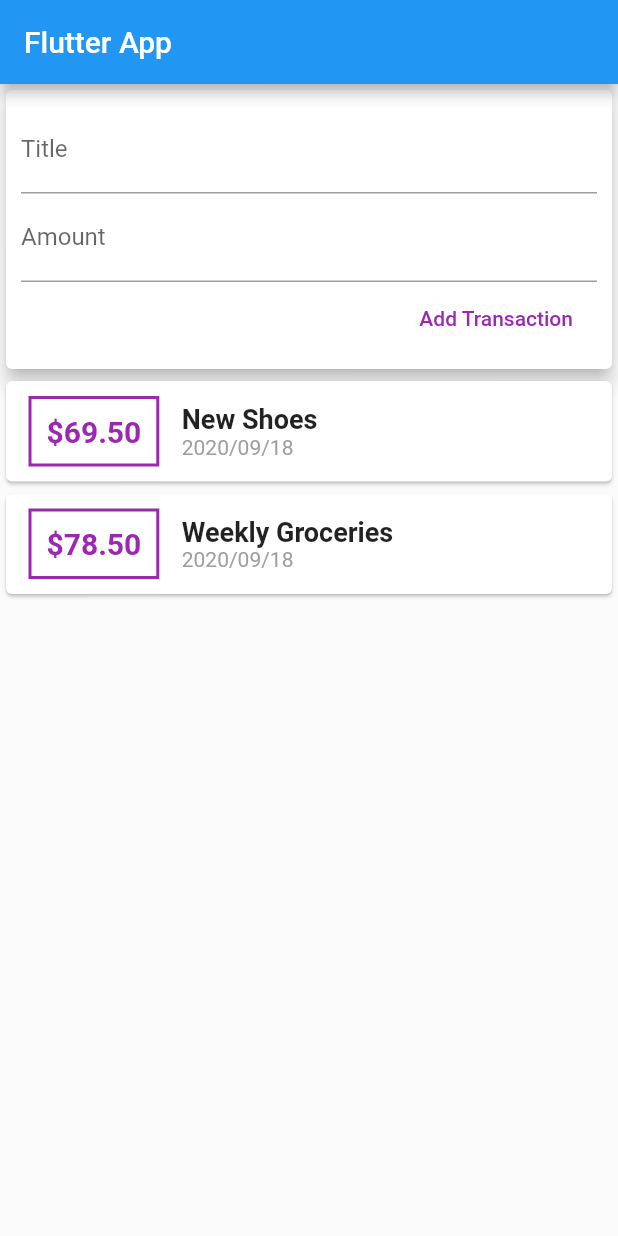
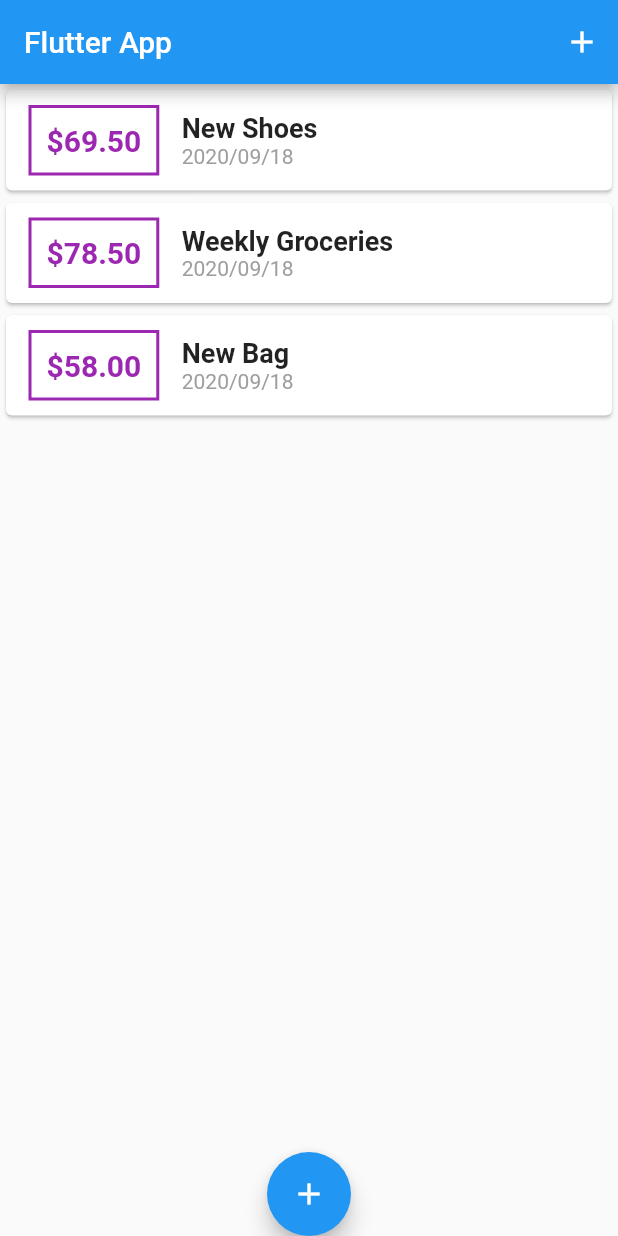
Before and after one commit to mohamed224/flutter_course, a Flutter app: the screen it shows after launch, on a phone screen of 412 x 824 dp. Run offline on Flutter 3.47's test engine with Material 2 defaults, Android fonts, the phone set to English and light mode, and no system bars.

```diff
--- a/lib/main.dart
+++ b/lib/main.dart
@@ -1,6 +1,9 @@
 import 'package:flutter/material.dart';
-import './widgets/user_transaction.dart';
+import 'package:flutter_complete_guide/widgets/transaction_list.dart';
 
+import './widgets/new_transaction.dart';
+
+import 'models/transaction.dart';
 
 void main() {
   runApp(MyApp());
@@ -16,17 +19,59 @@ class MyApp extends StatelessWidget {
   }
 }
 
-class MyHomePage extends StatelessWidget{
+class MyHomePage extends StatefulWidget {
+  @override
+  _MyHomePageState createState() => _MyHomePageState();
+}
 
+class _MyHomePageState extends State<MyHomePage> {
 
+  List<Transaction> _userTransactions = [
+    Transaction(id: 't1', title: 'New Shoes', amount: 69.5, date: DateTime.now()),
+    Transaction(id: 't2', title: 'Weekly Groceries', amount: 78.5, date: DateTime.now()),
+    Transaction(id: 't3', title: 'New Bag', amount: 58, date: DateTime.now()),
+  ];
+
+  void _addNewTransaction(String titleValue, double amountValue) {
+    final newTx = Transaction(
+        id: DateTime.now().toString(),
+        title: titleValue,
+        amount: amountValue,
+        date: DateTime.now());
+    setState(() {
+      _userTransactions.add(newTx);
+    });
+  }
+  void _startAddNewTransaction(BuildContext ctx) {
+    showModalBottomSheet(
+        context: ctx,
+        builder: (_) {
+          return GestureDetector(
+            onTap: (){},
+              child: NewTransaction(_addNewTransaction),
+            behavior: HitTestBehavior.opaque,
+          );
+        });
+  }
 
   @override
   Widget build(BuildContext context) {
     return Scaffold(
       appBar: AppBar(
         title: Text('Flutter App'),
+        actions: [
+          IconButton(
+            icon: Icon(Icons.add),
+            onPressed: ()=>_startAddNewTransaction(context),
+          )
+        ],
       ),
-      body: SingleChildScrollView(child: UserTransaction()),
-      );
+      body: SingleChildScrollView(child: TransactionList(_userTransactions)),
+      floatingActionButtonLocation: FloatingActionButtonLocation.centerDocked,
+      floatingActionButton: FloatingActionButton(
+        child: Icon(Icons.add),
+        onPressed: ()=>_startAddNewTransaction(context),
+      ),
+    );
   }
 }
--- a/lib/widgets/new_transaction.dart
+++ b/lib/widgets/new_transaction.dart
@@ -14,8 +14,7 @@ class NewTransaction extends StatelessWidget {
     if(enteredTitle.isEmpty || enteredAmount<=0){
       return;
     }
-    addTx(
-        enteredTitle, enteredAmount);
+    addTx(enteredTitle, enteredAmount);
   }
   @override
   Widget build(BuildContext context) {
--- a/lib/widgets/user_transaction.dart
+++ /dev/null
@@ -1,40 +0,0 @@
-import 'package:flutter/cupertino.dart';
-
-import '../models/transaction.dart';
-import '../widgets/transaction_list.dart';
-import 'new_transaction.dart';
-
-class UserTransaction extends StatefulWidget {
-  @override
-  _UserTransactionState createState() => _UserTransactionState();
-}
-
-class _UserTransactionState extends State<UserTransaction> {
-  List<Transaction> _userTransactions = [
-    Transaction(
-        id: 't1', title: 'New Shoes', amount: 69.5, date: DateTime.now()),
-    Transaction(
-        id: 't2', title: 'Weekly Groceries', amount: 78.5, date: DateTime.now())
-  ];
-
-  void _addNewTransaction(String titleValue, double amountValue) {
-    final newTx = Transaction(
-        id: DateTime.now().toString(),
-        title: titleValue,
-        amount: amountValue,
-        date: DateTime.now());
-    setState(() {
-      _userTransactions.add(newTx);
-    });
-  }
-
-  @override
-  Widget build(BuildContext context) {
-    return Column(
-      children: [
-        NewTransaction(_addNewTransaction),
-        TransactionList(_userTransactions)
-      ],
-    );
-  }
-}
```
